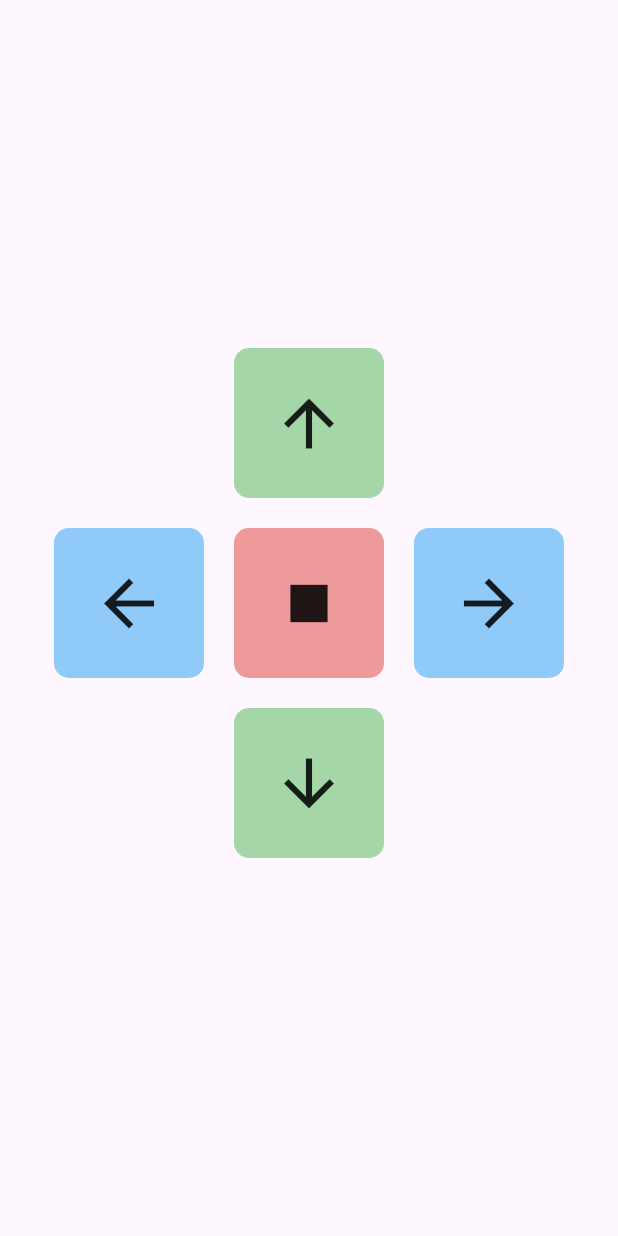
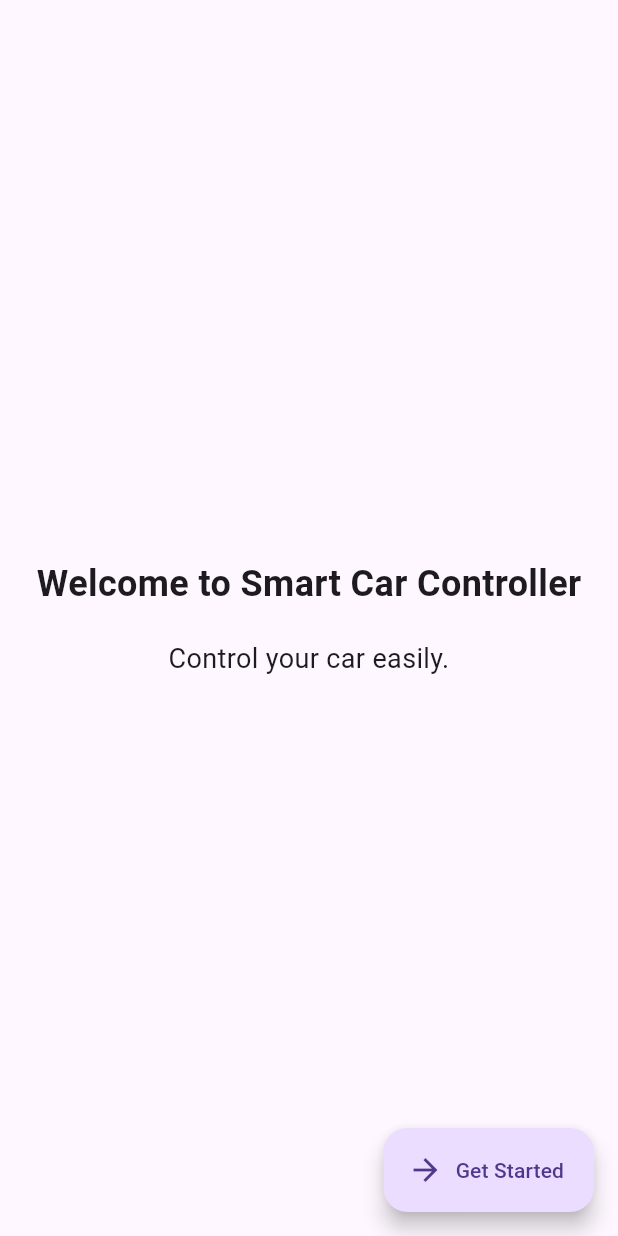
Before and after one commit to itiswd/auto_car, a Flutter app: the screen it shows after launch, on a phone screen of 412 x 824 dp. Run offline on Flutter 3.47's test engine with Material 3 defaults, Android fonts, the phone set to English and light mode, and no system bars; our stand-ins replace shared_preferences.

Commit message:
Implement shared preferences for intro screen and add main app structure with navigation

```diff
--- a/lib/core/shared_prefs.dart
+++ b/lib/core/shared_prefs.dart
@@ -0,0 +1,13 @@
+import 'package:shared_preferences/shared_preferences.dart';
+
+class SharedPrefs {
+  static Future<bool> isIntroSeen() async {
+    SharedPreferences prefs = await SharedPreferences.getInstance();
+    return prefs.getBool('seen_intro') ?? false;
+  }
+
+  static Future<void> setIntroSeen() async {
+    SharedPreferences prefs = await SharedPreferences.getInstance();
+    await prefs.setBool('seen_intro', true);
+  }
+}
--- a/lib/main.dart
+++ b/lib/main.dart
@@ -1,192 +1,27 @@
+import 'package:auto_car/core/shared_prefs.dart';
+import 'package:auto_car/screens/home_screen.dart';
+import 'package:auto_car/screens/introduction_screen.dart';
 import 'package:flutter/material.dart';
-import 'package:http/http.dart' as http;
 
-void main() {
-  runApp(RemoteControlApp());
+void main() async {
+  WidgetsFlutterBinding.ensureInitialized();
+  bool seen = await SharedPrefs.isIntroSeen();
+  runApp(MyApp(seenIntro: seen));
 }
 
-class RemoteControlApp extends StatelessWidget {
-  const RemoteControlApp({super.key});
+class MyApp extends StatelessWidget {
+  final bool seenIntro;
+  const MyApp({super.key, required this.seenIntro});
 
   @override
   Widget build(BuildContext context) {
     return MaterialApp(
-      title: 'تحكم في العربة',
-
+      title: 'Smart Car Controller',
       debugShowCheckedModeBanner: false,
-      theme: ThemeData(primarySwatch: Colors.blue),
-      home: RemoteControlPage(),
+      theme: ThemeData.light(),
+      darkTheme: ThemeData.dark(),
+      themeMode: ThemeMode.system,
+      home: seenIntro ? HomeScreen() : IntroductionScreen(),
     );
   }
 }
-
-class RemoteControlPage extends StatefulWidget {
-  const RemoteControlPage({super.key});
-
-  @override
-  _RemoteControlPageState createState() => _RemoteControlPageState();
-}
-
-class _RemoteControlPageState extends State<RemoteControlPage> {
-  // عنوان IP الخاص بجهاز ESP
-  String espIp = '192.168.1.100'; // استبدل بعنوان IP الخاص بجهازك
-  bool isForwardPressed = false;
-  bool isBackwardPressed = false;
-  bool isLeftPressed = false;
-  bool isRightPressed = false;
-
-  // دالة لإرسال الأوامر إلى ESP
-  Future<void> sendCommand(String command) async {
-    try {
-      final response = await http.get(
-        Uri.parse('http://$espIp/$command'),
-        headers: {'Content-Type': 'application/json'},
-      );
-      if (response.statusCode == 200) {
-        print('تم إرسال الأمر: $command');
-      } else {
-        print('فشل إرسال الأمر: ${response.statusCode}');
-      }
-    } catch (e) {
-      print('خطأ في الاتصال: $e');
-    }
-  }
-
-  @override
-  Widget build(BuildContext context) {
-    return Scaffold(
-      // appBar: AppBar(title: Text('تحكم في العربة')),
-      body: Center(
-        child: Column(
-          mainAxisAlignment: MainAxisAlignment.center,
-          children: [
-            // زر التحرك للأمام
-            GestureDetector(
-              onTapDown: (_) {
-                setState(() => isForwardPressed = true);
-                sendCommand('forward');
-              },
-              onTapUp: (_) {
-                setState(() => isForwardPressed = false);
-                sendCommand('stop');
-              },
-              child: Container(
-                width: 100,
-                height: 100,
-                decoration: BoxDecoration(
-                  color: isForwardPressed ? Colors.green : Colors.green[200],
-                  borderRadius: BorderRadius.circular(10),
-                ),
-                child: Icon(Icons.arrow_upward, size: 50),
-              ),
-            ),
-            SizedBox(height: 20),
-            Row(
-              mainAxisAlignment: MainAxisAlignment.center,
-              children: [
-                // زر التحرك لليسار
-                GestureDetector(
-                  onTapDown: (_) {
-                    setState(() => isLeftPressed = true);
-                    sendCommand('left');
-                  },
-                  onTapUp: (_) {
-                    setState(() => isLeftPressed = false);
-                    sendCommand('stop');
-                  },
-                  child: Container(
-                    width: 100,
-                    height: 100,
-                    decoration: BoxDecoration(
-                      color: isLeftPressed ? Colors.blue : Colors.blue[200],
-                      borderRadius: BorderRadius.circular(10),
-                    ),
-                    child: Icon(Icons.arrow_back, size: 50),
-                  ),
-                ),
-                SizedBox(width: 20),
-                // زر الإيقاف (اختياري)
-                GestureDetector(
-                  onTap: () {
-                    sendCommand('stop');
-                  },
-
-                  child: Container(
-                    width: 100,
-                    height: 100,
-                    decoration: BoxDecoration(
-                      color: isBackwardPressed ? Colors.red : Colors.red[200],
-                      borderRadius: BorderRadius.circular(10),
-                    ),
-                    child: Icon(Icons.stop, size: 50),
-                  ),
-                ),
-                SizedBox(width: 20),
-                // زر التحرك لليمين
-                GestureDetector(
-                  onTapDown: (_) {
-                    setState(() => isRightPressed = true);
-                    sendCommand('right');
-                  },
-                  onTapUp: (_) {
-                    setState(() => isRightPressed = false);
-                    sendCommand('stop');
-                  },
-                  child: Container(
-                    width: 100,
-                    height: 100,
-                    decoration: BoxDecoration(
-                      color: isRightPressed ? Colors.blue : Colors.blue[200],
-                      borderRadius: BorderRadius.circular(10),
-                    ),
-                    child: Icon(Icons.arrow_forward, size: 50),
-                  ),
-                ),
-              ],
-            ),
-            SizedBox(height: 20),
-
-            // زر التحرك للخلف
-            GestureDetector(
-              onTapDown: (_) {
-                setState(() => isBackwardPressed = true);
-                sendCommand('backward');
-              },
-              onTapUp: (_) {
-                setState(() => isBackwardPressed = false);
-                sendCommand('stop');
-              },
-              child: Container(
-                width: 100,
-                height: 100,
-                decoration: BoxDecoration(
-                  color: isBackwardPressed ? Colors.green : Colors.green[200],
-                  borderRadius: BorderRadius.circular(10),
-                ),
-                child: Icon(Icons.arrow_downward, size: 50),
-              ),
-            ),
-
-            SizedBox(height: 20),
-
-            // حقل لتعديل عنوان IP
-            // Padding(
-            //   padding: EdgeInsets.symmetric(horizontal: 40),
-            //   child: TextField(
-            //     decoration: InputDecoration(
-            //       labelText: 'عنوان ESP IP',
-            //       border: OutlineInputBorder(),
-            //     ),
-            //     onChanged: (value) {
-            //       setState(() {
-            //         espIp = value;
-            //       });
-            //     },
-            //   ),
-            // ),
-          ],
-        ),
-      ),
-    );
-  }
-}
--- a/lib/screens/introduction_screen.dart
+++ b/lib/screens/introduction_screen.dart
@@ -0,0 +1,63 @@
+import 'package:auto_car/core/shared_prefs.dart';
+import 'package:flutter/material.dart';
+
+import 'home_screen.dart';
+
+class IntroductionScreen extends StatelessWidget {
+  const IntroductionScreen({super.key});
+
+  void completeIntro(BuildContext context) async {
+    await SharedPrefs.setIntroSeen();
+    Navigator.pushReplacement(
+      context,
+      MaterialPageRoute(builder: (_) => HomeScreen()),
+    );
+  }
+
+  @override
+  Widget build(BuildContext context) {
+    return Scaffold(
+      body: PageView(
+        children: [
+          introPage(
+            "Welcome to Smart Car Controller",
+            "Control your car easily.",
+          ),
+          introPage(
+            "Connect via WiFi",
+            "Make sure your car is ready to receive signals.",
+          ),
+          introPage("Manual & Auto Modes", "Choose how you want to drive."),
+        ],
+      ),
+      floatingActionButton: FloatingActionButton.extended(
+        onPressed: () => completeIntro(context),
+        label: Text("Get Started"),
+        icon: Icon(Icons.arrow_forward),
+      ),
+    );
+  }
+
+  Widget introPage(String title, String subtitle) {
+    return Center(
+      child: Padding(
+        padding: const EdgeInsets.all(20.0),
+        child: Column(
+          mainAxisAlignment: MainAxisAlignment.center,
+          children: [
+            Text(
+              title,
+              style: TextStyle(fontSize: 24, fontWeight: FontWeight.bold),
+            ),
+            SizedBox(height: 20),
+            Text(
+              subtitle,
+              style: TextStyle(fontSize: 18),
+              textAlign: TextAlign.center,
+            ),
+          ],
+        ),
+      ),
+    );
+  }
+}
--- a/pubspec.yaml
+++ b/pubspec.yaml
@@ -35,6 +35,7 @@ dependencies:
   # Use with the CupertinoIcons class for iOS style icons.
   cupertino_icons: ^1.0.8
   http: ^1.3.0
+  shared_preferences: ^2.5.3
 
 dev_dependencies:
   flutter_test:
```
Also changed, not shown: lib/screens/control_options_screen.dart (+18 -0 lines), lib/screens/home_screen.dart (added, +56 -0 lines), lib/screens/manual_control_screen.dart (+32 -0 lines), lib/screens/settings_screen.dart (+28 -0 lines), lib/screens/status_view_screen.dart (+19 -0 lines), lib/screens/wifi_scanner_screen.dart (+13 -0 lines), pubspec.lock, 1 other file.
